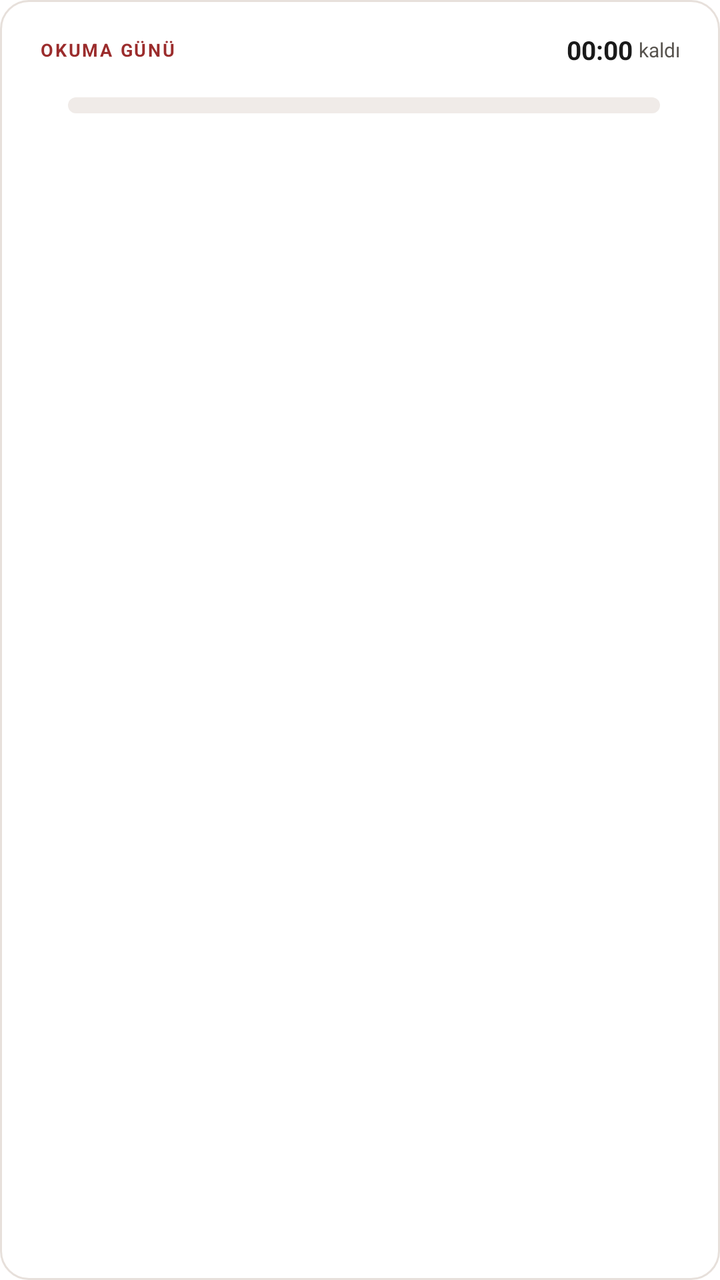
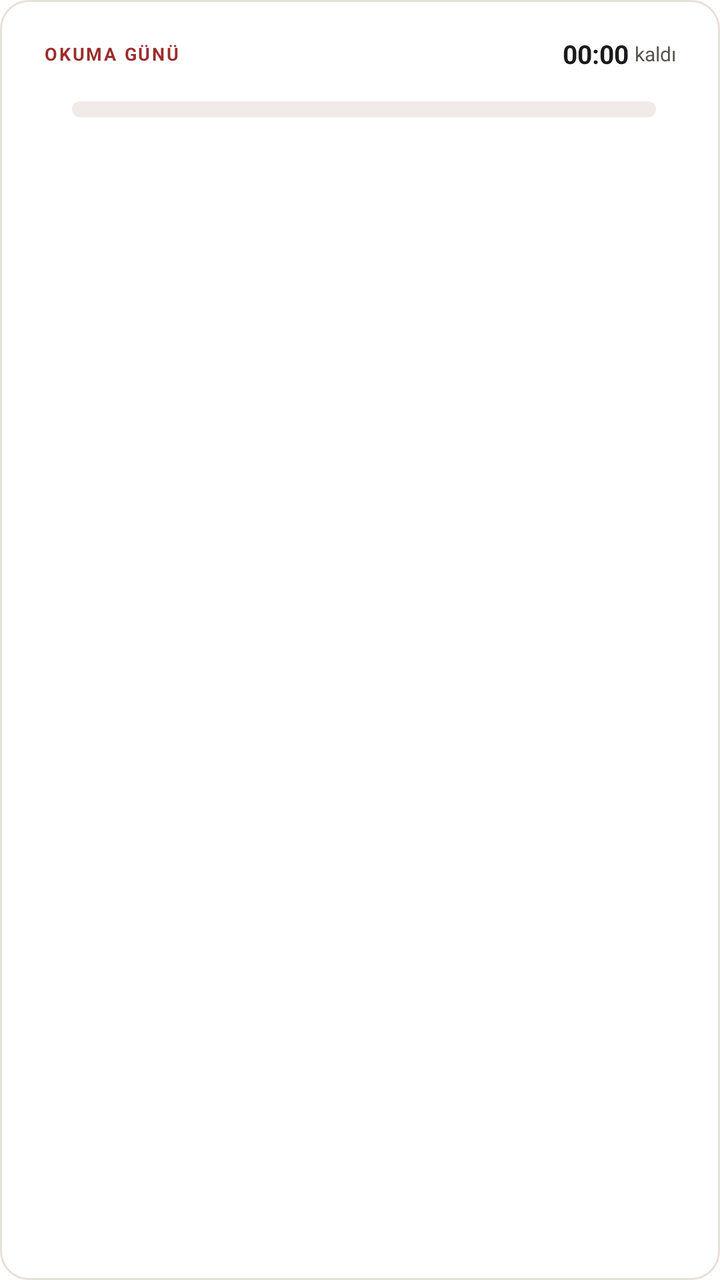

An Android layout rendered at two revisions. The XML below is the earlier revision; the diff shows what the commit changed to produce the second picture.
<!-- AndroidManifest.xml: fallback theme Theme.MaterialComponents.DayNight.NoActionBar -->
<!-- res/layout/okuma_day_card_big.xml -->
<?xml version="1.0" encoding="utf-8"?>
<LinearLayout xmlns:android="http://schemas.android.com/apk/res/android"
  android:layout_width="match_parent" android:layout_height="wrap_content"
  android:background="@drawable/okuma_card_bg" android:orientation="vertical"
  android:paddingLeft="20dp" android:paddingRight="20dp" android:paddingTop="16dp" android:paddingBottom="16dp">

  <LinearLayout android:layout_width="match_parent" android:layout_height="wrap_content" android:gravity="center_vertical" android:orientation="horizontal">
    <TextView android:layout_width="0dp" android:layout_height="wrap_content" android:layout_weight="1" android:text="OKUMA GÜNÜ"
      android:letterSpacing="0.1" android:textColor="@color/okuma_primary" android:textSize="9sp" android:textStyle="bold" />
    <Chronometer android:id="@+id/countdown" android:layout_width="wrap_content" android:layout_height="wrap_content"
      android:textColor="@color/okuma_fg" android:textSize="13sp" android:textStyle="bold" />
    <TextView android:layout_width="wrap_content" android:layout_height="wrap_content" android:layout_marginLeft="3dp" android:text="kaldı"
      android:textColor="@color/okuma_muted" android:textSize="10sp" />
  </LinearLayout>

  <LinearLayout android:layout_width="match_parent" android:layout_height="wrap_content" android:layout_marginTop="8dp" android:gravity="center_vertical" android:orientation="horizontal">
    <TextView android:id="@+id/title" android:layout_width="wrap_content" android:layout_height="wrap_content" android:maxWidth="190dp" android:fontFamily="serif"
      android:maxLines="1" android:ellipsize="end" android:textColor="@color/okuma_fg" android:textSize="16sp" android:textStyle="bold" />
    
    <FrameLayout android:layout_width="0dp" android:layout_height="8dp" android:layout_weight="1" android:layout_marginLeft="14dp" android:layout_marginRight="10dp">
      <ProgressBar android:id="@+id/bar_none" style="@android:style/Widget.ProgressBar.Horizontal" android:layout_width="match_parent"
        android:layout_height="match_parent" android:progressDrawable="@drawable/okuma_bar_none" />
      <ProgressBar android:id="@+id/bar_min" style="@android:style/Widget.ProgressBar.Horizontal" android:layout_width="match_parent"
        android:layout_height="match_parent" android:progressDrawable="@drawable/okuma_bar_min" />
      <ProgressBar android:id="@+id/bar_read" style="@android:style/Widget.ProgressBar.Horizontal" android:layout_width="match_parent"
        android:layout_height="match_parent" android:progressDrawable="@drawable/okuma_bar_read" />
      <ProgressBar android:id="@+id/bar_kef" style="@android:style/Widget.ProgressBar.Horizontal" android:layout_width="match_parent"
        android:layout_height="match_parent" android:progressDrawable="@drawable/okuma_bar_kef" />
    </FrameLayout>
    <TextView android:id="@+id/count" android:layout_width="wrap_content" android:layout_height="wrap_content"
      android:textColor="@color/okuma_muted" android:textSize="11sp" android:textStyle="bold" />
  </LinearLayout>

  <TextView android:id="@+id/subtitle" android:layout_width="match_parent" android:layout_height="wrap_content" android:layout_marginTop="5dp"
    android:maxLines="1" android:ellipsize="end" android:textColor="@color/okuma_muted" android:textSize="11sp" />

  <TextView android:id="@+id/kefaret_line" android:layout_width="match_parent" android:layout_height="wrap_content" android:layout_marginTop="8dp"
    android:maxLines="1" android:ellipsize="end" android:textColor="@color/okuma_kefaret" android:textSize="11sp" android:textStyle="bold" android:visibility="gone" />

  <LinearLayout android:id="@+id/books" android:layout_width="match_parent" android:layout_height="wrap_content" android:layout_marginTop="4dp" android:orientation="vertical" />
</LinearLayout>
<!-- resources referenced by this layout -->
<resources>
  <color name="okuma_fg">#1A1A1A</color>
  <color name="okuma_kefaret">#0D9488</color>
  <color name="okuma_muted">#57534E</color>
  <color name="okuma_primary">#9B2C2C</color>
  <!-- drawable okuma_bar_kef (drawable) -->
  <?xml version="1.0" encoding="utf-8"?>
  <layer-list xmlns:android="http://schemas.android.com/apk/res/android">
    <item android:id="@android:id/background">
      <shape android:shape="rectangle">
        <solid android:color="@android:color/transparent" />
      </shape>
    </item>
    <item android:id="@android:id/progress">
      <clip>
        <shape android:shape="rectangle">
          <solid android:color="@color/okuma_kefaret" />
          <corners android:radius="4dp" />
        </shape>
      </clip>
    </item>
  </layer-list>
  <!-- drawable okuma_bar_min (drawable) -->
  <?xml version="1.0" encoding="utf-8"?>
  <layer-list xmlns:android="http://schemas.android.com/apk/res/android">
    <item android:id="@android:id/background">
      <shape android:shape="rectangle">
        <solid android:color="@android:color/transparent" />
      </shape>
    </item>
    <item android:id="@android:id/progress">
      <clip>
        <shape android:shape="rectangle">
          <solid android:color="@color/okuma_min" />
          <corners android:radius="4dp" />
        </shape>
      </clip>
    </item>
  </layer-list>
  <!-- drawable okuma_bar_none (drawable) -->
  <?xml version="1.0" encoding="utf-8"?>
  <layer-list xmlns:android="http://schemas.android.com/apk/res/android">
    <item android:id="@android:id/background">
      <shape android:shape="rectangle">
        <solid android:color="@color/okuma_track" />
        <corners android:radius="4dp" />
      </shape>
    </item>
    <item android:id="@android:id/progress">
      <clip>
        <shape android:shape="rectangle">
          <solid android:color="@color/okuma_none" />
          <corners android:radius="4dp" />
        </shape>
      </clip>
    </item>
  </layer-list>
  <!-- drawable okuma_bar_read (drawable) -->
  <?xml version="1.0" encoding="utf-8"?>
  <layer-list xmlns:android="http://schemas.android.com/apk/res/android">
    <item android:id="@android:id/background">
      <shape android:shape="rectangle">
        <solid android:color="@android:color/transparent" />
      </shape>
    </item>
    <item android:id="@android:id/progress">
      <clip>
        <shape android:shape="rectangle">
          <solid android:color="@color/okuma_read" />
          <corners android:radius="4dp" />
        </shape>
      </clip>
    </item>
  </layer-list>
  <!-- drawable okuma_card_bg (drawable) -->
  <shape xmlns:android="http://schemas.android.com/apk/res/android" android:shape="rectangle">
    <solid android:color="@color/okuma_card_bg" />
    <stroke android:width="1dp" android:color="@color/okuma_card_border" />
    <corners android:radius="14dp" />
  </shape>
  <color name="okuma_min">#F59E0B</color>
  <color name="okuma_track">#F0EBE8</color>
  <color name="okuma_none">#F43F5E</color>
  <color name="okuma_read">#10B981</color>
  <color name="okuma_card_bg">#FFFFFF</color>
  <color name="okuma_card_border">#E7E0DB</color>
</resources>

<!-- the commit's change to res/layout/okuma_day_card_big.xml (unified diff, before → after) -->
@@ -2,7 +2,7 @@
 <LinearLayout xmlns:android="http://schemas.android.com/apk/res/android"
   android:layout_width="match_parent" android:layout_height="wrap_content"
   android:background="@drawable/okuma_card_bg" android:orientation="vertical"
-  android:paddingLeft="20dp" android:paddingRight="20dp" android:paddingTop="16dp" android:paddingBottom="16dp">
+  android:paddingLeft="22dp" android:paddingRight="22dp" android:paddingTop="18dp" android:paddingBottom="16dp">
 
   <LinearLayout android:layout_width="match_parent" android:layout_height="wrap_content" android:gravity="center_vertical" android:orientation="horizontal">
     <TextView android:layout_width="0dp" android:layout_height="wrap_content" android:layout_weight="1" android:text="OKUMA GÜNÜ"
@@ -37,5 +37,5 @@
   <TextView android:id="@+id/kefaret_line" android:layout_width="match_parent" android:layout_height="wrap_content" android:layout_marginTop="8dp"
     android:maxLines="1" android:ellipsize="end" android:textColor="@color/okuma_kefaret" android:textSize="11sp" android:textStyle="bold" android:visibility="gone" />
 
-  <LinearLayout android:id="@+id/books" android:layout_width="match_parent" android:layout_height="wrap_content" android:layout_marginTop="4dp" android:orientation="vertical" />
+  <LinearLayout android:id="@+id/books" android:layout_width="match_parent" android:layout_height="wrap_content" android:layout_marginTop="6dp" android:orientation="vertical" />
 </LinearLayout>
